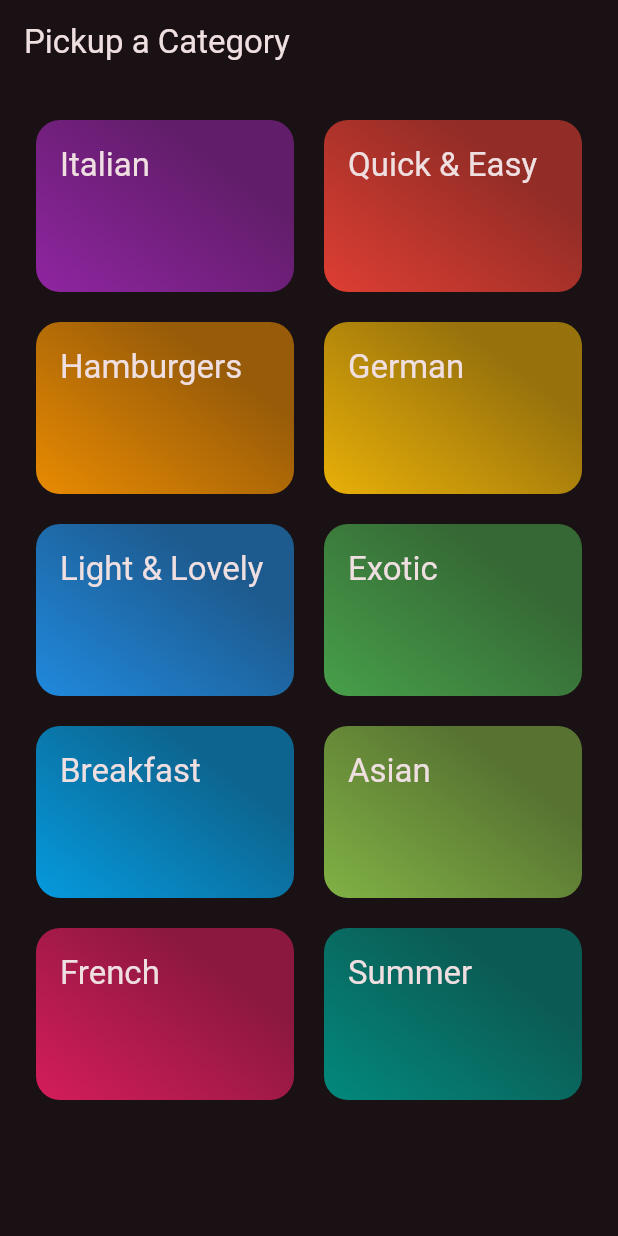
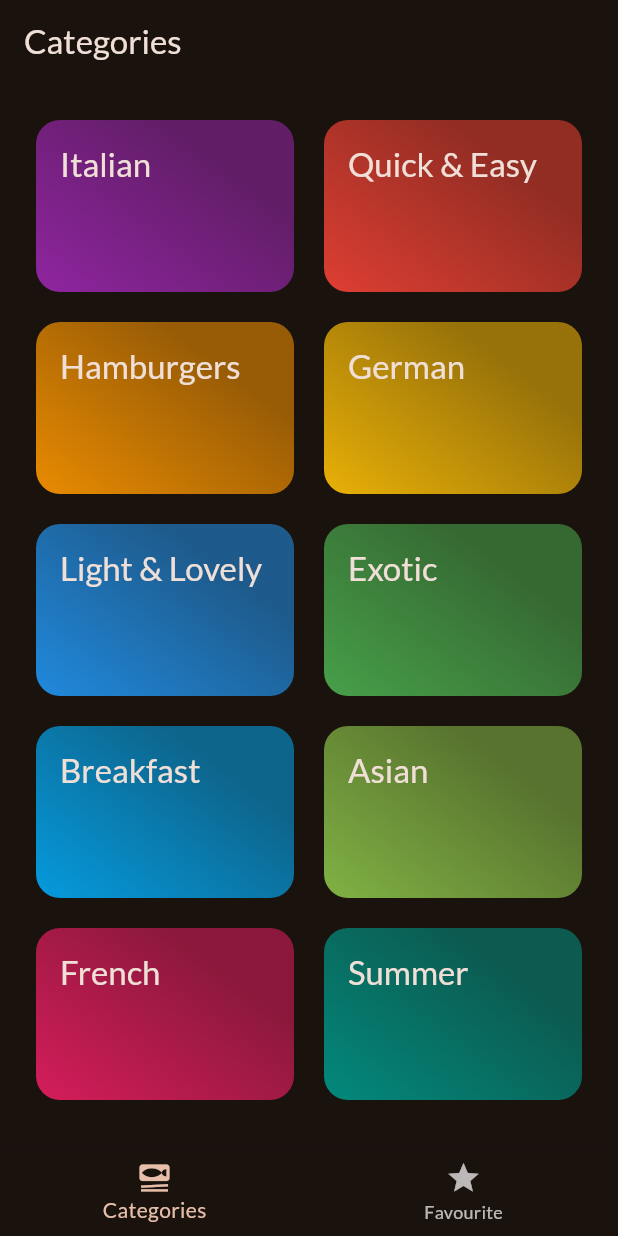
Before and after one commit to Shivangm9669/Meal_app, a Flutter app: the screen it shows after launch, on a phone screen of 412 x 824 dp. Run offline on Flutter 3.47's test engine with Material 3 defaults, Android fonts, the phone set to English and light mode, and no system bars; our stand-ins replace google_fonts, transparent_image.

Commit message:
added navigation bar and implemented basis state management

```diff
--- a/lib/main.dart
+++ b/lib/main.dart
@@ -1,9 +1,13 @@
 import 'package:flutter/material.dart';
-import 'package:mealapp/screens/categoryscreen.dart';
+import 'package:google_fonts/google_fonts.dart';
+
+import 'package:mealapp/screens/tabsdetail.dart';
 
 final themes = ThemeData(
     colorScheme: ColorScheme.fromSeed(
-        brightness: Brightness.dark, seedColor: Colors.black));
+        brightness: Brightness.dark,
+        seedColor: const Color.fromARGB(255, 131, 57, 0)),
+    textTheme: GoogleFonts.latoTextTheme());
 void main() {
   runApp(const MyApp());
 }
@@ -15,7 +19,7 @@ class MyApp extends StatelessWidget {
   Widget build(BuildContext context) {
     return MaterialApp(
       theme: themes,
-      home: const CategoryGrid(),
+      home: const TabScreen(),
     );
   }
 }
--- a/lib/screens/categoryscreen.dart
+++ b/lib/screens/categoryscreen.dart
@@ -1,28 +1,30 @@
 import 'package:flutter/material.dart';
+
 import 'package:mealapp/data/categorydata.dart';
 import 'package:mealapp/model/category.dart';
+import 'package:mealapp/model/meal.dart';
 import 'package:mealapp/screens/mealscreen.dart';
 import 'package:mealapp/widgets/catergorygriditem.dart';
 
 class CategoryGrid extends StatelessWidget {
-  const CategoryGrid({super.key});
+  const CategoryGrid({super.key, required this.toggleFavList});
+  final void Function(Meal meal) toggleFavList;
 
   void _selectedCategory(BuildContext context, Category category) {
     final filteredlist = dummyMeals
         .where((meal) => meal.categories.contains(category.id))
         .toList();
     Navigator.of(context).push(MaterialPageRoute(
-        builder: (ctx) =>
-            MealScreen(title: category.title, meals: filteredlist)));
+        builder: (ctx) => MealScreen(
+              title: category.title,
+              meals: filteredlist,
+              toggleFavList: toggleFavList,
+            )));
   }
 
   @override
   Widget build(BuildContext context) {
-    return Scaffold(
-      appBar: AppBar(
-        title: const Text("Pickup a Category"),
-      ),
-      body: GridView(
+    return GridView(
       padding: const EdgeInsets.all(24),
       gridDelegate: const SliverGridDelegateWithFixedCrossAxisCount(
         crossAxisCount: 2,
@@ -38,7 +40,6 @@ class CategoryGrid extends StatelessWidget {
                 },
               ))
           .toList(),
-      ),
     );
   }
 }
--- /dev/null
+++ b/lib/screens/tabsdetail.dart
@@ -0,0 +1,76 @@
+import 'package:flutter/material.dart';
+import 'package:mealapp/model/meal.dart';
+import 'package:mealapp/screens/categoryscreen.dart';
+import 'package:mealapp/screens/mealscreen.dart';
+
+class TabScreen extends StatefulWidget {
+  const TabScreen({super.key});
+
+  @override
+  State<TabScreen> createState() => _TabScreenState();
+}
+
+class _TabScreenState extends State<TabScreen> {
+  final List<Meal> favList = [];
+
+  void _showMessage(String message) {
+    ScaffoldMessenger.of(context).clearSnackBars();
+    ScaffoldMessenger.of(context).showSnackBar(
+      SnackBar(
+        content: Text(message),
+      ),
+    );
+  }
+
+  void _toggleFavoriteList(Meal meal) {
+    final isExisiting = favList.contains(meal);
+    if (isExisiting) {
+      setState(() {
+        favList.remove(meal);
+        _showMessage("Meal Remove From Favourite");
+      });
+    } else {
+      setState(() {
+        favList.add(meal);
+        _showMessage("Meal Added to Favourite");
+      });
+    }
+  }
+
+  int _selectedPageindx = 0;
+  void _selectPage(int index) {
+    setState(() {
+      _selectedPageindx = index;
+    });
+  }
+
+  @override
+  Widget build(BuildContext context) {
+    var activePageTitle = "Categories";
+    Widget activePage = CategoryGrid(
+      toggleFavList: _toggleFavoriteList,
+    );
+    if (_selectedPageindx == 1) {
+      activePage = MealScreen(
+        meals: favList,
+        toggleFavList: _toggleFavoriteList,
+      );
+      activePageTitle = "Favourite";
+    }
+    return Scaffold(
+      appBar: AppBar(
+        title: Text(activePageTitle),
+      ),
+      body: activePage,
+      bottomNavigationBar: BottomNavigationBar(
+        onTap: _selectPage,
+        currentIndex: _selectedPageindx,
+        items: const [
+          BottomNavigationBarItem(
+              icon: Icon(Icons.set_meal), label: "Categories"),
+          BottomNavigationBarItem(icon: Icon(Icons.star), label: "Favourite")
+        ],
+      ),
+    );
+  }
+}
```
Also changed, not shown: lib/screens/mealdetails.dart (added, +81 -0 lines), lib/screens/mealscreen.dart (+47 -17 lines), lib/widgets/meal_item.dart (+9 -2 lines). Lines whose indentation alone changed are shown as unchanged.
